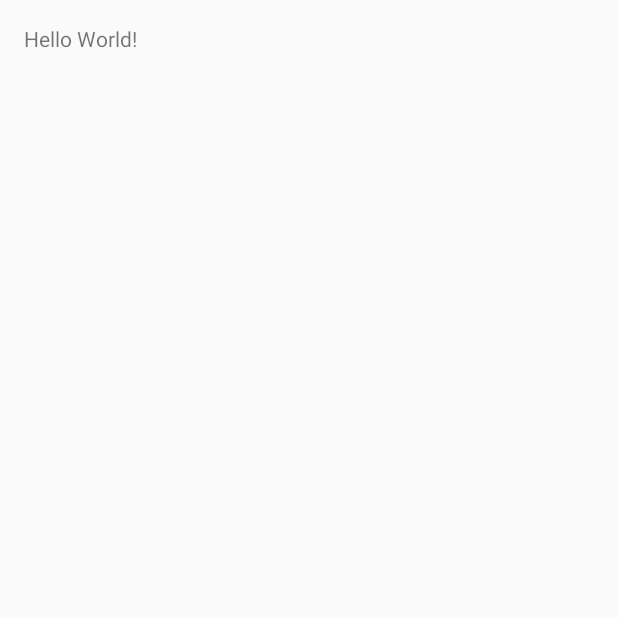
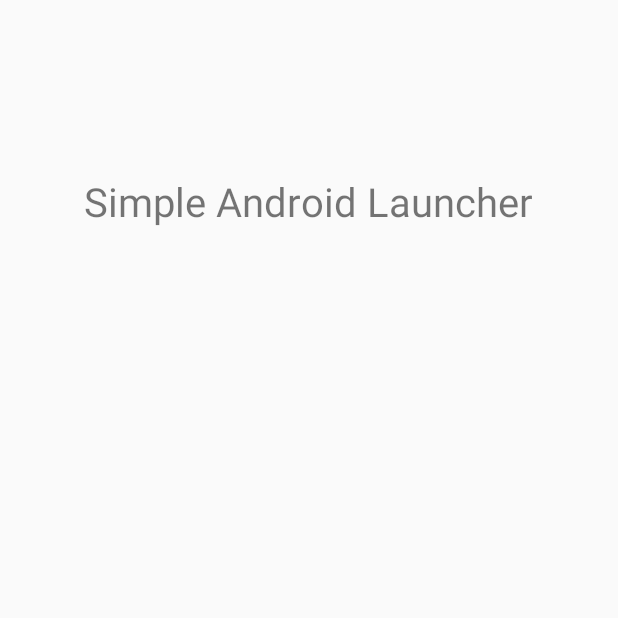
Before and after one commit to jastpower884/simple-android-launcher, an Android app: the screen it shows after launch (MainActivity), on a phone screen of 412 x 824 dp, the top half of it. Before the commit the part shown is almost empty. Run offline under Robolectric (Android 15) with nearby library versions, the phone set to English and light mode, and no system bars.

Commit message:
* update gradle version * Edit MainActivity UI * Add a new permission of setting system

```diff
--- a/SimpleAndroidLauncher/app/src/main/res/layout/activity_main.xml
+++ b/SimpleAndroidLauncher/app/src/main/res/layout/activity_main.xml
@@ -10,8 +10,14 @@
     android:paddingTop="@dimen/activity_vertical_margin"
     tools:context="org.jast.simpleandroidlauncher.MainActivity">
 
+
     <TextView
         android:layout_width="wrap_content"
         android:layout_height="wrap_content"
-        android:text="Hello World!" />
+        android:layout_centerHorizontal="true"
+        android:layout_marginTop="100dp"
+        android:text="@string/app_name"
+        android:textSize="12pt" />
+
+
 </RelativeLayout>
--- a/SimpleAndroidLauncher/build.gradle
+++ b/SimpleAndroidLauncher/build.gradle
@@ -5,7 +5,7 @@ buildscript {
         jcenter()
     }
     dependencies {
-        classpath 'com.android.tools.build:gradle:2.2.2'
+        classpath 'com.android.tools.build:gradle:2.2.3'
 
         // NOTE: Do not place your application dependencies here; they belong
         // in the individual module build.gradle files
```
Also changed, not shown: SimpleAndroidLauncher/app/src/main/AndroidManifest.xml (+10 -7 lines).
